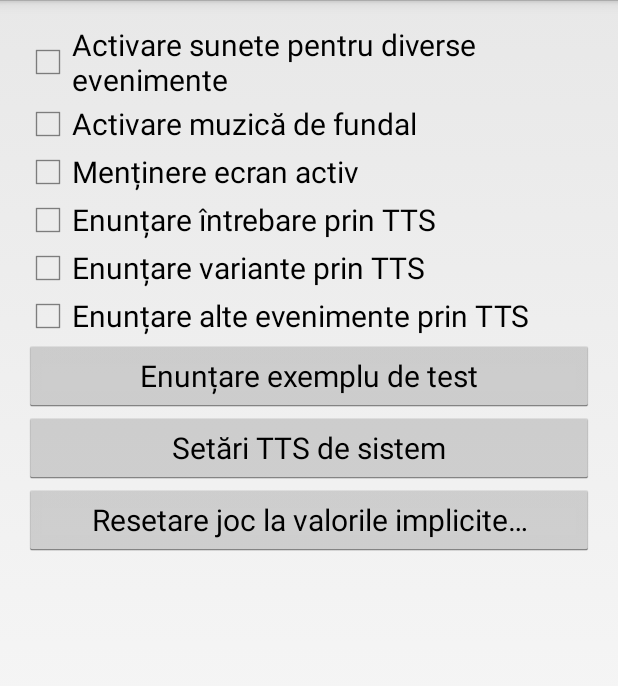
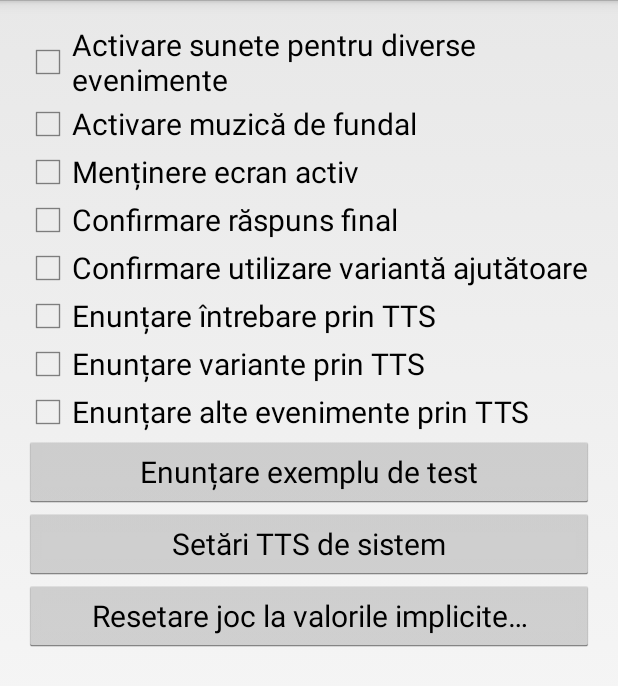
Before and after one commit to emanuelboboiu/CulturaGeneralaAndroid, an Android app: the layout activity_settings.xml on its own in the app's theme, with its tools: preview values and no code run, on a phone screen of 412 x 824 dp. Shown: the top 686 px of the screen. Run offline under Robolectric (Android 15) with nearby library versions, the phone set to English and light mode, and no system bars; network calls fail.

Commit message:
Published 7.0 beta 2. TTS options improved. Skip confirmations implemented.

```diff
--- a/app/src/main/AndroidManifest.xml
+++ b/app/src/main/AndroidManifest.xml
@@ -2,7 +2,7 @@
 <manifest xmlns:android="http://schemas.android.com/apk/res/android"
     xmlns:tools="http://schemas.android.com/tools"
     package="ro.pontes.culturagenerala"
-    android:versionCode="91"
+    android:versionCode="92"
     android:versionName="7.0">
 
     <uses-permission android:name="android.permission.INTERNET" />
--- a/app/src/main/java/ro/pontes/culturagenerala/QuizActivity.java
+++ b/app/src/main/java/ro/pontes/culturagenerala/QuizActivity.java
@@ -145,7 +145,6 @@ public class QuizActivity extends Activity {
 
     // The method which calculates the option chosen:
     public void variantClicked(int var) {
-        SoundPlayer.playSimple(this, "var_chosen");
         quiz.confirmAnswer(var);
     }// end variantClicked() method.
 
@@ -165,7 +164,6 @@ public class QuizActivity extends Activity {
 
     public void fifty(View view) {
         helpOptionClicked(0, view);
-        // quiz.info(); // to delete after.
     } // end fifty() method.
 
     public void call(View view) {
--- a/app/src/main/java/ro/pontes/culturagenerala/Settings.java
+++ b/app/src/main/java/ro/pontes/culturagenerala/Settings.java
@@ -165,6 +165,10 @@ public class Settings {
             saveBooleanSettings("speakQuestion", true);
             saveBooleanSettings("speakVariants", true);
         }
+
+        // By default, ask for final question or use help are deactivated:
+        saveBooleanSettings("askFinal", false);
+        saveBooleanSettings("askHelp", false);
     } // end setDefaultAccessibility() method.
 
 } // end Settings Class.
--- a/app/src/main/res/layout/activity_settings.xml
+++ b/app/src/main/res/layout/activity_settings.xml
@@ -38,6 +38,22 @@
             android:layout_height="wrap_content"
             android:onClick="onCheckboxClicked"
             android:text="@string/enable_screen_awake" />
+
+        <CheckBox
+            android:id="@+id/cbtAskFinal"
+            style="@style/style_check_boxes_in_settings"
+            android:layout_width="match_parent"
+            android:layout_height="wrap_content"
+            android:onClick="onCheckboxClicked"
+            android:text="@string/cbt_ask_final" />
+
+        <CheckBox
+            android:id="@+id/cbtAskHelp"
+            style="@style/style_check_boxes_in_settings"
+            android:layout_width="match_parent"
+            android:layout_height="wrap_content"
+            android:onClick="onCheckboxClicked"
+            android:text="@string/cbt_ask_help" />
 
         <CheckBox
             android:id="@+id/cbtSpeakQuestion"
--- a/app/src/main/res/values/strings.xml
+++ b/app/src/main/res/values/strings.xml
@@ -14,7 +14,7 @@
     <string name="about_title">Despre joc</string>
     <string name="app_version">Cultură generală, Fii deștept!, versiunea 7.0</string>
     <string name="app_release_date">Versiunea 1.0 a fost finalizată vineri, 22 decembrie 2017</string>
-    <string name="app_last_update">Ultima actualizare pe acest dispozitiv:\n - versiunea 7.0, finalizată vineri, 6 octombrie 2023</string>
+    <string name="app_last_update">Ultima actualizare pe acest dispozitiv:\n - versiunea 7.0, finalizată sâmbătă, 7 octombrie 2023</string>
     <string name="app_creator">Programat de Emanuel Boboiu (Manu)</string>
     <string name="phone_number">Telefon: +40740203043</string>
     <string name="email_address">E-mail: android@pontes.ro</string>
@@ -200,8 +200,8 @@
     <!-- Strings for what's new alert: -->
     <string name="whatsnew_title">Noutăți în 7.0</string>
     <string name="whatsnew_in_700_a">A apărut un set nou creat de Ghiță Potra, numit „Cum? Unde? Când?”.</string>
-    <string name="whatsnew_in_700_b">Există noi opțiuni în setări: joc fără confirmarea alegerilor, enunțare întrebări, variante și altele prin TTS.</string>
-    <string name="whatsnew_in_700_c">Se poate cumpăra versiunea Premium pentru a juca fără reclame. Ne dai o sumă mică alegând în meniul principal opțiunea ”Premium…„ și ne încurajezi să lucrăm mai mult la acest joc.</string>
+    <string name="whatsnew_in_700_b">Implicit nu mai trebuie confirmat răspunsul final și utilizarea variantelor ajutătoare. Se poate activa solicitarea confirmării în Setări.</string>
+    <string name="whatsnew_in_700_c">Întrebarea, variantele și alte informații pot fi enunțate automat de o voce din dispozitiv. În setări se poate alege care informații să fie enunțate.</string>
     <string name="whatsnew_in_700_d">Nu uita că ne poți semnala oricând eventualele erori de conținut sau gramaticale identificate la afișarea întrebărilor; dai click pe cronometru, acesta se oprește, lăsându-te să ne scrii în caseta care apare.</string>
     <string name="chk_got_it">Am văzut, nu mai arăta!</string>
 
@@ -228,5 +228,7 @@
     <string name="bt_open_tts_settings">Setări TTS de sistem</string>
     <string name="bt_tts_test">Enunțare exemplu de test</string>
     <string name="tts_test_text">Care este capitala României?\nA: Arad.\nB: București.\nC: Galați.\nD: Cluj-Napoca.</string>
+    <string name="cbt_ask_final">Confirmare răspuns final</string>
+    <string name="cbt_ask_help">Confirmare utilizare variantă ajutătoare</string>
 
 </resources>
```
Also changed, not shown: app/src/main/java/ro/pontes/culturagenerala/MainActivity.java (+8 -0 lines), app/src/main/java/ro/pontes/culturagenerala/Question.java (+49 -21 lines), app/src/main/java/ro/pontes/culturagenerala/Quiz.java (+29 -28 lines), app/src/main/java/ro/pontes/culturagenerala/SettingsManagement.java (+8 -0 lines), app/src/main/res/values/strings_help.xml (+10 -1 lines).
